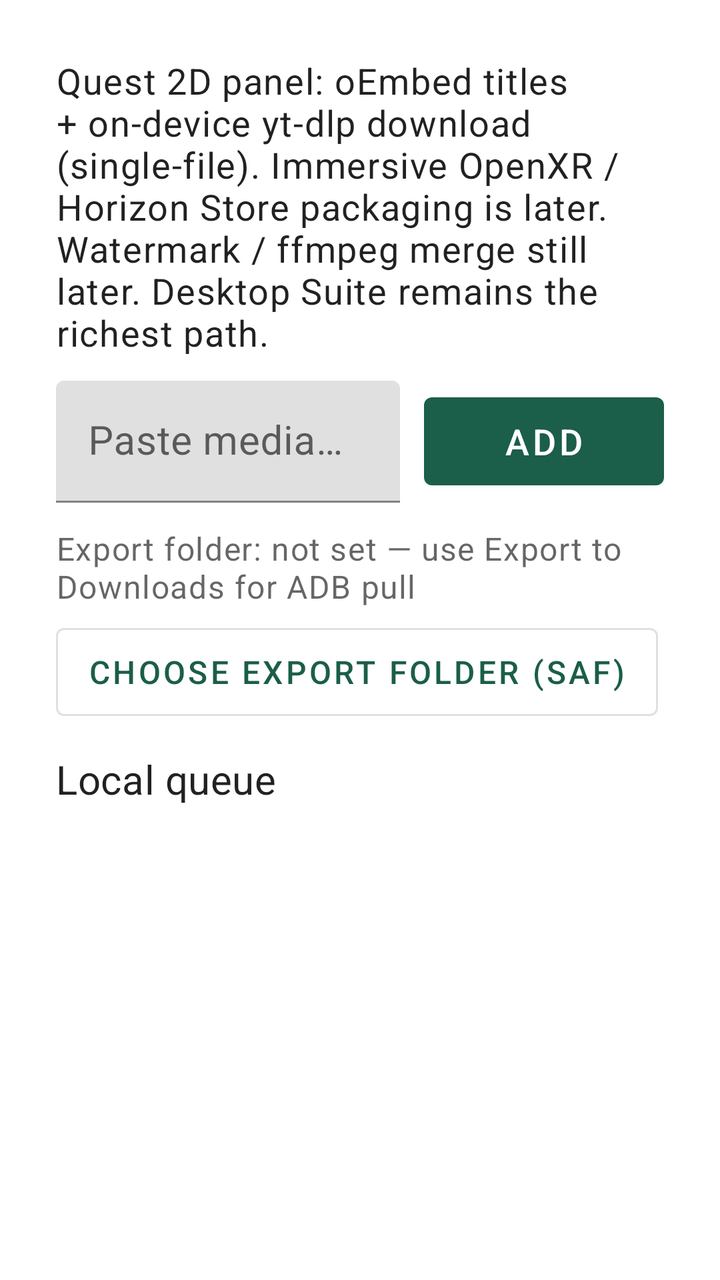
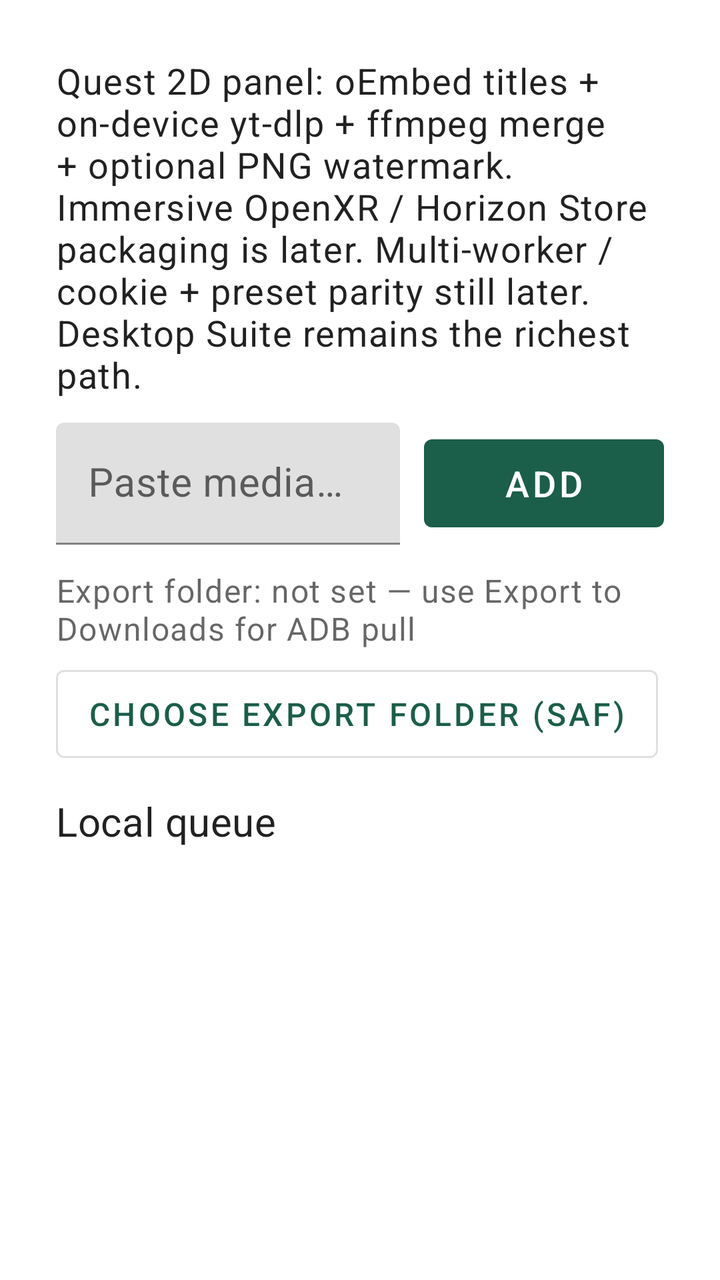

Screens rendered from an Android XML layout before and after an edit, with the pre-edit source and the edit as a unified diff.
<!-- AndroidManifest.xml: another module's application theme Theme.YTSCompanion -->
<!-- res/layout/activity_main.xml -->
<?xml version="1.0" encoding="utf-8"?>
<LinearLayout xmlns:android="http://schemas.android.com/apk/res/android"
    xmlns:tools="http://schemas.android.com/tools"
    android:layout_width="match_parent"
    android:layout_height="match_parent"
    android:orientation="vertical"
    android:padding="@dimen/quest_pad"
    tools:context=".MainActivity">

    <TextView
        android:id="@+id/parityNote"
        android:layout_width="match_parent"
        android:layout_height="wrap_content"
        android:paddingBottom="@dimen/quest_gap"
        android:text="@string/parity_note"
        android:textAppearance="?attr/textAppearanceBody1"
        android:textSize="18sp" />

    <LinearLayout
        android:layout_width="match_parent"
        android:layout_height="wrap_content"
        android:orientation="horizontal">

        <com.google.android.material.textfield.TextInputLayout
            android:layout_width="0dp"
            android:layout_height="wrap_content"
            android:layout_weight="1"
            android:hint="@string/url_hint">

            <com.google.android.material.textfield.TextInputEditText
                android:id="@+id/urlInput"
                android:layout_width="match_parent"
                android:layout_height="wrap_content"
                android:inputType="textUri"
                android:imeOptions="actionDone"
                android:maxLines="3"
                android:minHeight="@dimen/quest_btn_min_height"
                android:textSize="20sp" />
        </com.google.android.material.textfield.TextInputLayout>

        <com.google.android.material.button.MaterialButton
            android:id="@+id/addButton"
            android:layout_width="wrap_content"
            android:layout_height="@dimen/quest_btn_min_height"
            android:layout_gravity="center_vertical"
            android:layout_marginStart="@dimen/quest_gap"
            android:minWidth="120dp"
            android:text="@string/add_url"
            android:textSize="18sp" />
    </LinearLayout>

    <TextView
        android:id="@+id/exportFolderLabel"
        android:layout_width="match_parent"
        android:layout_height="wrap_content"
        android:paddingTop="@dimen/quest_gap"
        android:paddingBottom="4dp"
        android:text="@string/export_folder_none"
        android:textAppearance="?attr/textAppearanceCaption"
        android:textSize="16sp" />

    <HorizontalScrollView
        android:layout_width="match_parent"
        android:layout_height="wrap_content"
        android:scrollbars="none">

        <LinearLayout
            android:layout_width="wrap_content"
            android:layout_height="wrap_content"
            android:orientation="horizontal">

            <com.google.android.material.button.MaterialButton
                android:id="@+id/pickFolderButton"
                style="@style/Widget.MaterialComponents.Button.OutlinedButton"
                android:layout_width="wrap_content"
                android:layout_height="@dimen/quest_btn_min_height"
                android:text="@string/pick_export_folder"
                android:textSize="16sp" />

            <com.google.android.material.button.MaterialButton
                android:id="@+id/exportButton"
                style="@style/Widget.MaterialComponents.Button.OutlinedButton"
                android:layout_width="wrap_content"
                android:layout_height="@dimen/quest_btn_min_height"
                android:layout_marginStart="@dimen/quest_gap"
                android:text="@string/export_inbox"
                android:textSize="16sp" />

            <com.google.android.material.button.MaterialButton
                android:id="@+id/exportDownloadsButton"
                style="@style/Widget.MaterialComponents.Button.OutlinedButton"
                android:layout_width="wrap_content"
                android:layout_height="@dimen/quest_btn_min_height"
                android:layout_marginStart="@dimen/quest_gap"
                android:text="@string/export_downloads"
                android:textSize="16sp" />

            <com.google.android.material.button.MaterialButton
                android:id="@+id/shareButton"
                style="@style/Widget.MaterialComponents.Button.OutlinedButton"
                android:layout_width="wrap_content"
                android:layout_height="@dimen/quest_btn_min_height"
                android:layout_marginStart="@dimen/quest_gap"
                android:text="@string/share_payload"
                android:textSize="16sp" />

            <com.google.android.material.button.MaterialButton
                android:id="@+id/downloadQueueButton"
                style="@style/Widget.MaterialComponents.Button.OutlinedButton"
                android:layout_width="wrap_content"
                android:layout_height="@dimen/quest_btn_min_height"
                android:layout_marginStart="@dimen/quest_gap"
                android:text="@string/download_queue"
                android:textSize="16sp" />

            <com.google.android.material.button.MaterialButton
                android:id="@+id/clearButton"
                style="@style/Widget.MaterialComponents.Button.TextButton"
                android:layout_width="wrap_content"
                android:layout_height="@dimen/quest_btn_min_height"
                android:layout_marginStart="@dimen/quest_gap"
                android:text="@string/clear_queue"
                android:textSize="16sp" />
        </LinearLayout>
    </HorizontalScrollView>

    <TextView
        android:layout_width="match_parent"
        android:layout_height="wrap_content"
        android:paddingTop="@dimen/quest_gap"
        android:paddingBottom="4dp"
        android:text="@string/queue_title"
        android:textAppearance="?attr/textAppearanceSubtitle1"
        android:textSize="20sp" />

    <TextView
        android:id="@+id/emptyLabel"
        android:layout_width="match_parent"
        android:layout_height="wrap_content"
        android:padding="8dp"
        android:text="@string/empty_queue"
        android:textSize="18sp"
        android:visibility="gone" />

    <androidx.recyclerview.widget.RecyclerView
        android:id="@+id/queueList"
        android:layout_width="match_parent"
        android:layout_height="0dp"
        android:layout_weight="1"
        tools:listitem="@layout/item_queue" />
</LinearLayout>
<!-- res/layout/item_queue.xml (included above) -->
<?xml version="1.0" encoding="utf-8"?>
<LinearLayout xmlns:android="http://schemas.android.com/apk/res/android"
    android:layout_width="match_parent"
    android:layout_height="wrap_content"
    android:gravity="center_vertical"
    android:orientation="horizontal"
    android:paddingVertical="8dp">

    <LinearLayout
        android:layout_width="0dp"
        android:layout_height="wrap_content"
        android:layout_weight="1"
        android:orientation="vertical">

        <TextView
            android:id="@+id/itemTitle"
            android:layout_width="match_parent"
            android:layout_height="wrap_content"
            android:ellipsize="end"
            android:maxLines="2"
            android:textAppearance="?attr/textAppearanceBody1" />

        <TextView
            android:id="@+id/itemUrl"
            android:layout_width="match_parent"
            android:layout_height="wrap_content"
            android:ellipsize="middle"
            android:maxLines="2"
            android:textAppearance="?attr/textAppearanceCaption" />

        <TextView
            android:id="@+id/itemStatus"
            android:layout_width="match_parent"
            android:layout_height="wrap_content"
            android:ellipsize="end"
            android:maxLines="1"
            android:textAppearance="?attr/textAppearanceCaption"
            android:visibility="gone" />
    </LinearLayout>

    <com.google.android.material.button.MaterialButton
        android:id="@+id/downloadButton"
        style="@style/Widget.MaterialComponents.Button.TextButton"
        android:layout_width="wrap_content"
        android:layout_height="wrap_content"
        android:minWidth="0dp"
        android:text="@string/download_one" />

    <com.google.android.material.button.MaterialButton
        android:id="@+id/removeButton"
        style="@style/Widget.MaterialComponents.Button.TextButton"
        android:layout_width="wrap_content"
        android:layout_height="wrap_content"
        android:text="@string/remove" />
</LinearLayout>
<!-- resources referenced by this layout -->
<resources>
  <dimen name="quest_btn_min_height">56dp</dimen>
  <dimen name="quest_gap">12dp</dimen>
  <dimen name="quest_pad">28dp</dimen>
  <string name="add_url">Add</string>
  <string name="clear_queue">Clear queue</string>
  <string name="download_one">DL</string>
  <string name="download_queue">Download queue</string>
  <string name="empty_queue">Queue is empty. Paste a URL (or ADB SEND) into this panel.</string>
  <string name="export_downloads">Export to Downloads</string>
  <string name="export_folder_none">Export folder: not set — use Export to Downloads for ADB pull</string>
  <string name="export_inbox">Export inbox file</string>
  <string name="parity_note">Quest 2D panel: oEmbed titles + on-device yt-dlp download (single-file). Immersive OpenXR / Horizon Store packaging is later. Watermark / ffmpeg merge still later. Desktop Suite remains the richest path.</string>
  <string name="pick_export_folder">Choose export folder (SAF)</string>
  <string name="queue_title">Local queue</string>
  <string name="remove">Remove</string>
  <string name="share_payload">Share payload</string>
  <string name="url_hint">Paste media page URL</string>
  <style name="Theme.YTSCompanion" parent="Theme.MaterialComponents.DayNight.DarkActionBar">
          <item name="colorPrimary">#1B5E4A</item>
          <item name="colorPrimaryVariant">#0F3D30</item>
          <item name="colorOnPrimary">#FFFFFF</item>
          <item name="colorSecondary">#3D7A6A</item>
          <item name="android:statusBarColor">#0F3D30</item>
      </style>
</resources>

<!-- the commit's change to res/layout/activity_main.xml (unified diff, before → after) -->
@@ -111,6 +111,15 @@
                 android:layout_height="@dimen/quest_btn_min_height"
                 android:layout_marginStart="@dimen/quest_gap"
                 android:text="@string/download_queue"
+                android:textSize="16sp" />
+
+            <com.google.android.material.switchmaterial.SwitchMaterial
+                android:id="@+id/watermarkSwitch"
+                android:layout_width="wrap_content"
+                android:layout_height="@dimen/quest_btn_min_height"
+                android:layout_marginStart="@dimen/quest_gap"
+                android:minWidth="200dp"
+                android:text="@string/watermark_toggle"
                 android:textSize="16sp" />
 
             <com.google.android.material.button.MaterialButton
<!-- resource entries referenced after the edit -->
@@ -11,12 +11,13 @@
   <string name="export_downloads">Export to Downloads</string>
   <string name="export_folder_none">Export folder: not set — use Export to Downloads for ADB pull</string>
   <string name="export_inbox">Export inbox file</string>
-  <string name="parity_note">Quest 2D panel: oEmbed titles + on-device yt-dlp download (single-file). Immersive OpenXR / Horizon Store packaging is later. Watermark / ffmpeg merge still later. Desktop Suite remains the richest path.</string>
+  <string name="parity_note">Quest 2D panel: oEmbed titles + on-device yt-dlp + ffmpeg merge + optional PNG watermark. Immersive OpenXR / Horizon Store packaging is later. Multi-worker / cookie + preset parity still later. Desktop Suite remains the richest path.</string>
   <string name="pick_export_folder">Choose export folder (SAF)</string>
   <string name="queue_title">Local queue</string>
   <string name="remove">Remove</string>
   <string name="share_payload">Share payload</string>
   <string name="url_hint">Paste media page URL</string>
+  <string name="watermark_toggle">Watermark overlay (bundled PNG)</string>
   <style name="Theme.YTSCompanion" parent="Theme.MaterialComponents.DayNight.DarkActionBar">
           <item name="colorPrimary">#1B5E4A</item>
           <item name="colorPrimaryVariant">#0F3D30</item>
